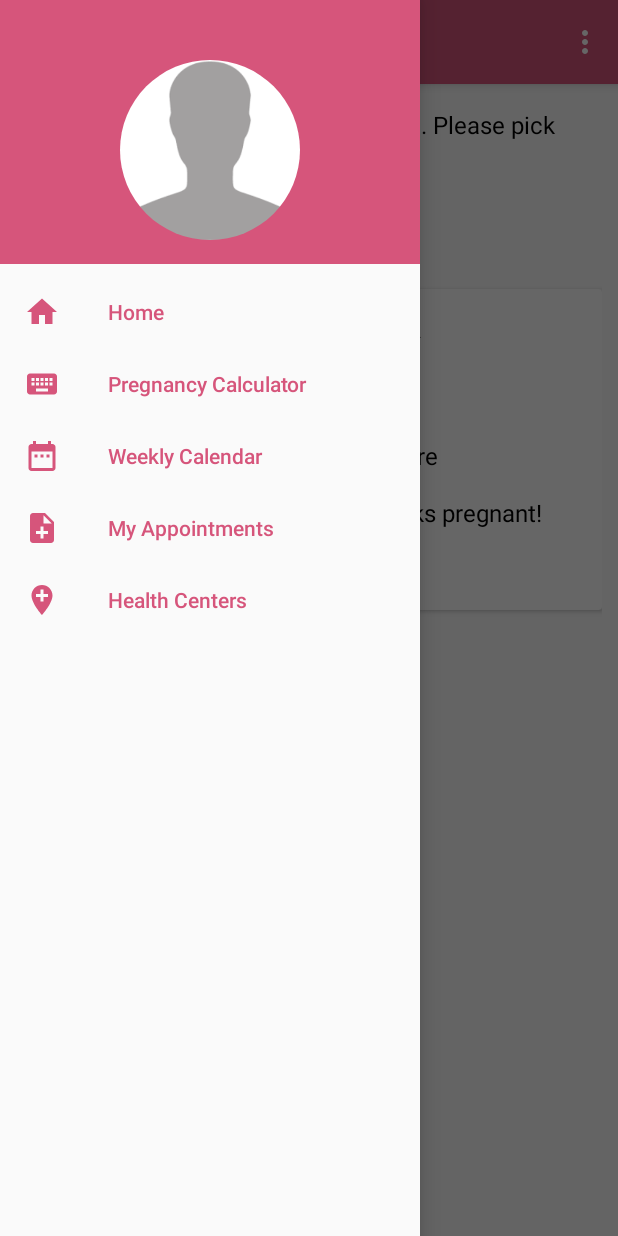
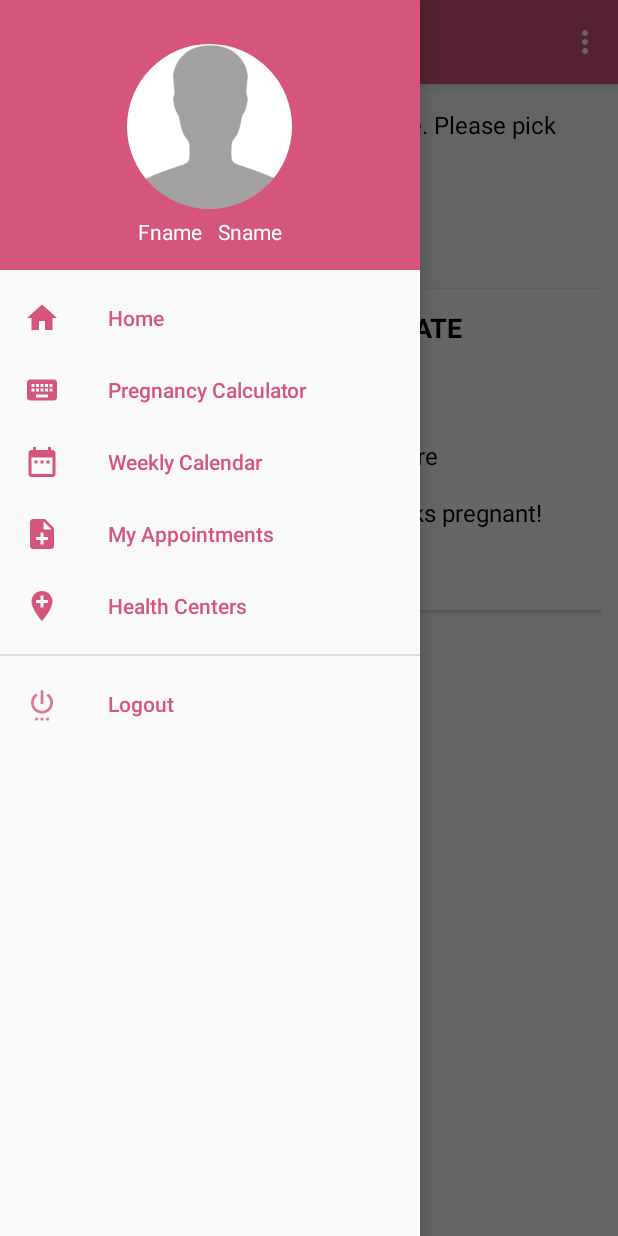
Before and after one commit to MwangiMuriuki/FemiTrack, an Android app: the fragment PregnancyCalculator placed in its activity, with the side drawer open, on a phone screen of 412 x 824 dp. Run offline under Robolectric (Android 15) with nearby library versions, the phone set to English and light mode, and no system bars; our stand-ins replace CircleImageView; libraries missing offline, so code that uses them is left out: com.codetroopers.betterpickers.

Commit message:
Commit 8. Thank You Lord!!!

```diff
--- a/app/src/main/java/com/example/a001759/pregtrack/PregnancyCalculator.java
+++ b/app/src/main/java/com/example/a001759/pregtrack/PregnancyCalculator.java
@@ -1,30 +1,39 @@
 package com.example.a001759.pregtrack;
 
 
+import android.app.FragmentManager;
 import android.os.Bundle;
+import android.renderscript.Sampler;
 import android.support.annotation.Nullable;
 import android.support.v4.app.Fragment;
 import android.support.v7.widget.CardView;
 import android.view.LayoutInflater;
 import android.view.View;
 import android.view.ViewGroup;
+import android.widget.Button;
+import android.widget.CalendarView;
 import android.widget.CompoundButton;
 import android.widget.LinearLayout;
 import android.widget.RadioButton;
 import android.widget.RadioGroup;
 import android.widget.Toast;
 
+import com.codetroopers.betterpickers.calendardatepicker.CalendarDatePickerDialogFragment;
+
+import java.util.Calendar;
+
 
 /**
  * A simple {@link Fragment} subclass.
  */
-public class PregnancyCalculator extends Fragment {
+public class PregnancyCalculator extends Fragment implements CalendarDatePickerDialogFragment.OnDateSetListener {
     RadioGroup radioGroup;
     RadioButton setDD, calculateDD;
+    Button dd_calculator, dd_selector;
     LinearLayout setDateLayout, calculateDateLayout;
     CardView cardView1, cardView2;
 
-
+    private static final String FRAG_TAG_DATE_PICKER = "fragment_date_picker_name";
 
     public PregnancyCalculator() {
         // Required empty public constructor
@@ -44,6 +53,8 @@ public class PregnancyCalculator extends Fragment {
         calculateDateLayout = view.findViewById(R.id.layoutCalculateDate);
         cardView1 = view.findViewById(R.id.card1);
         cardView2 = view.findViewById(R.id.card2);
+        dd_calculator = view.findViewById(R.id.dd_calculator);
+        dd_selector = view.findViewById(R.id.dd_selector);
 
         radioGroup.setOnCheckedChangeListener(new RadioGroup.OnCheckedChangeListener() {
             @Override
@@ -64,7 +75,45 @@ public class PregnancyCalculator extends Fragment {
             }
         });
 
+        dd_selector.setOnClickListener(new View.OnClickListener() {
+            @Override
+            public void onClick(View v) {
+                selectDueDate();
+            }
+        });
+
+        dd_calculator.setOnClickListener(new View.OnClickListener() {
+            @Override
+            public void onClick(View v) {
+                calculateDueDate();
+            }
+        });
+
         return view;
+    }
+
+    private void selectDueDate()  {
+
+        CalendarDatePickerDialogFragment sdd = new CalendarDatePickerDialogFragment()
+                .setOnDateSetListener(PregnancyCalculator.this)
+                .setFirstDayOfWeek(Calendar.SUNDAY)
+                .setDoneText("Ok")
+                .setThemeDark()
+                .setCancelText("Cancel");
+        sdd.show(getFragmentManager(), FRAG_TAG_DATE_PICKER );
+
+    }
+
+    public void calculateDueDate() {
+
+        CalendarDatePickerDialogFragment sdd = new CalendarDatePickerDialogFragment()
+                .setOnDateSetListener(PregnancyCalculator.this)
+                .setFirstDayOfWeek(Calendar.SUNDAY)
+                .setDoneText("Ok")
+                .setThemeDark()
+                .setCancelText("Cancel");
+        sdd.show(getFragmentManager(), FRAG_TAG_DATE_PICKER );
+
     }
 
     @Override
@@ -74,4 +123,13 @@ public class PregnancyCalculator extends Fragment {
         getActivity().setTitle("Pregnancy Calculator");
     }
 
+//    @Override
+//    public void onDateChanged() {
+//
+//    }
+
+    @Override
+    public void onDateSet(CalendarDatePickerDialogFragment dialog, int year, int monthOfYear, int dayOfMonth) {
+
+    }
 }
--- /dev/null
+++ b/app/src/main/res/drawable/ic_logout.xml
@@ -0,0 +1,9 @@
+<vector xmlns:android="http://schemas.android.com/apk/res/android"
+        android:width="24dp"
+        android:height="24dp"
+        android:viewportWidth="24.0"
+        android:viewportHeight="24.0">
+    <path
+        android:fillColor="#FF000000"
+        android:pathData="M7,24h2v-2L7,22v2zM11,24h2v-2h-2v2zM13,2h-2v10h2L13,2zM16.56,4.44l-1.45,1.45C16.84,6.94 18,8.83 18,11c0,3.31 -2.69,6 -6,6s-6,-2.69 -6,-6c0,-2.17 1.16,-4.06 2.88,-5.12L7.44,4.44C5.36,5.88 4,8.28 4,11c0,4.42 3.58,8 8,8s8,-3.58 8,-8c0,-2.72 -1.36,-5.12 -3.44,-6.56zM15,24h2v-2h-2v2z"/>
+</vector>
--- a/app/src/main/res/layout/fragment_appointments.xml
+++ b/app/src/main/res/layout/fragment_appointments.xml
@@ -30,8 +30,6 @@
             android:textSize="22sp"
             android:textStyle="bold" />
 
-
-
     </LinearLayout>
 
     <android.support.design.widget.FloatingActionButton
--- a/app/src/main/res/layout/nav_header_main.xml
+++ b/app/src/main/res/layout/nav_header_main.xml
@@ -14,11 +14,40 @@
 
     <de.hdodenhof.circleimageview.CircleImageView
         android:id="@+id/profilePicture"
-        android:layout_width="120dp"
-        android:layout_height="120dp"
+        android:layout_width="110dp"
+        android:layout_height="110dp"
         android:layout_marginTop="5dp"
         android:contentDescription="@string/nav_header_desc"
         android:src="@drawable/placeholder"
         android:layout_gravity="center"/>
 
+    <LinearLayout
+        android:layout_width="wrap_content"
+        android:layout_height="wrap_content"
+        android:orientation="horizontal"
+        android:layout_marginTop="5dp"
+        android:layout_gravity="center_horizontal">
+
+        <TextView
+            android:id="@+id/headerFN"
+            android:layout_width="wrap_content"
+            android:layout_height="wrap_content"
+            android:text="Fname"
+            android:textColor="@color/cardview_light_background"
+            android:textSize="14sp"
+            android:layout_marginRight="5dp"
+            android:layout_marginEnd="5dp" />
+
+        <TextView
+            android:id="@+id/headerSN"
+            android:layout_width="wrap_content"
+            android:layout_height="wrap_content"
+            android:text="Sname"
+            android:textColor="@color/cardview_light_background"
+            android:textSize="14sp"
+            android:layout_marginLeft="5dp"
+            android:layout_marginStart="5dp" />
+
+    </LinearLayout>
+
 </LinearLayout>
--- a/app/src/main/res/menu/activity_main_drawer.xml
+++ b/app/src/main/res/menu/activity_main_drawer.xml
@@ -3,7 +3,9 @@
     xmlns:tools="http://schemas.android.com/tools"
     tools:showIn="navigation_view">
 
-    <group android:checkableBehavior="single">
+    <group
+        android:id="@+id/group1"
+        android:checkableBehavior="single">
         <item
             android:id="@+id/nav_home"
             android:icon="@drawable/ic_home"
@@ -32,4 +34,13 @@
 
     </group>
 
+    <group
+        android:id="@+id/group2"
+        android:checkableBehavior="none">
+        <item
+            android:id="@+id/nav_logout"
+            android:icon="@drawable/ic_logout"
+            android:title="Logout" />
+    </group>
+
 </menu>
--- a/app/src/main/res/values/dimens.xml
+++ b/app/src/main/res/values/dimens.xml
@@ -3,6 +3,6 @@
     <dimen name="activity_horizontal_margin">16dp</dimen>
     <dimen name="activity_vertical_margin">16dp</dimen>
     <dimen name="nav_header_vertical_spacing">8dp</dimen>
-    <dimen name="nav_header_height">176dp</dimen>
+    <dimen name="nav_header_height">180dp</dimen>
     <dimen name="fab_margin">16dp</dimen>
 </resources>
--- a/build.gradle
+++ b/build.gradle
@@ -7,12 +7,12 @@ buildscript {
         jcenter()
     }
     dependencies {
-        classpath 'com.android.tools.build:gradle:3.1.3'
+        classpath 'com.android.tools.build:gradle:3.2.1'
 
 
         // NOTE: Do not place your application dependencies here; they belong
         // in the individual module build.gradle files
-        classpath 'com.google.gms:google-services:3.1.1'
+        classpath 'com.google.gms:google-services:4.2.0'
     }
 }
 
```
Also changed, not shown: app/build.gradle (+6 -4 lines), app/src/main/java/com/example/a001759/pregtrack/Appointments.java (+6 -2 lines), app/src/main/java/com/example/a001759/pregtrack/MainActivity.java (+11 -0 lines), app/src/main/res/layout/fragment_pregnancy_calculator.xml (+8 -9 lines), app/src/main/res/drawable-hdpi/ic_logout.png (added), app/src/main/res/drawable-mdpi/ic_logout.png (added), app/src/main/res/drawable-xhdpi/ic_logout.png (added), app/src/main/res/drawable-xxhdpi/ic_logout.png (added), app/src/main/res/drawable-xxxhdpi/ic_logout.png (added), gradle/wrapper/gradle-wrapper.properties.
